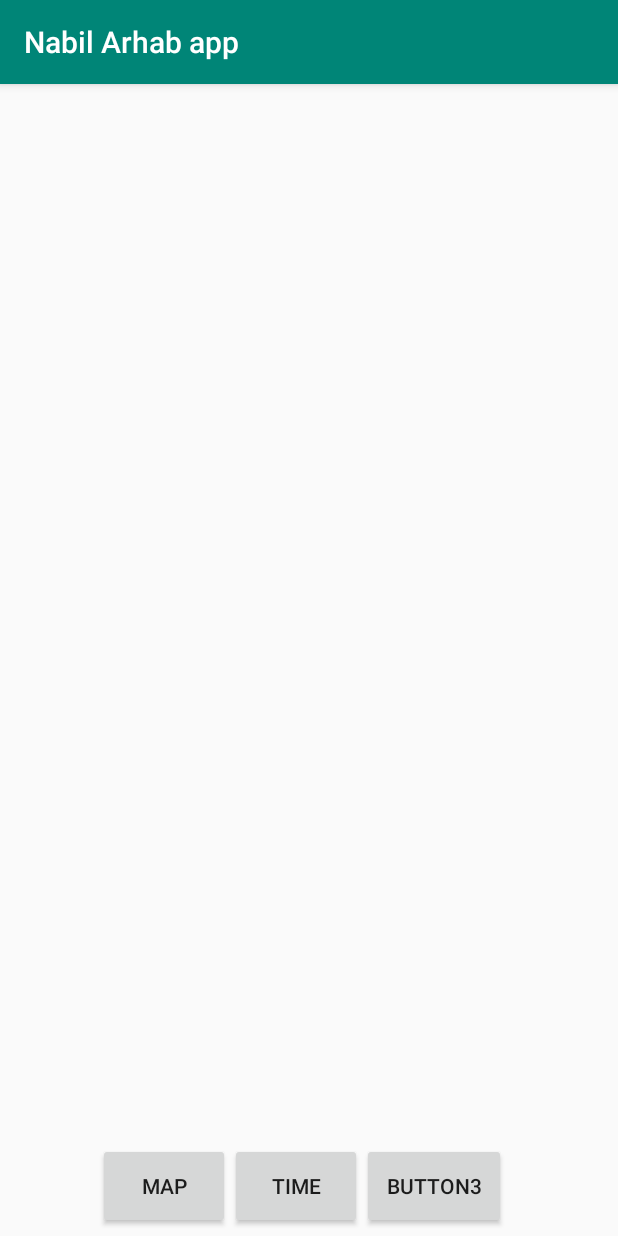
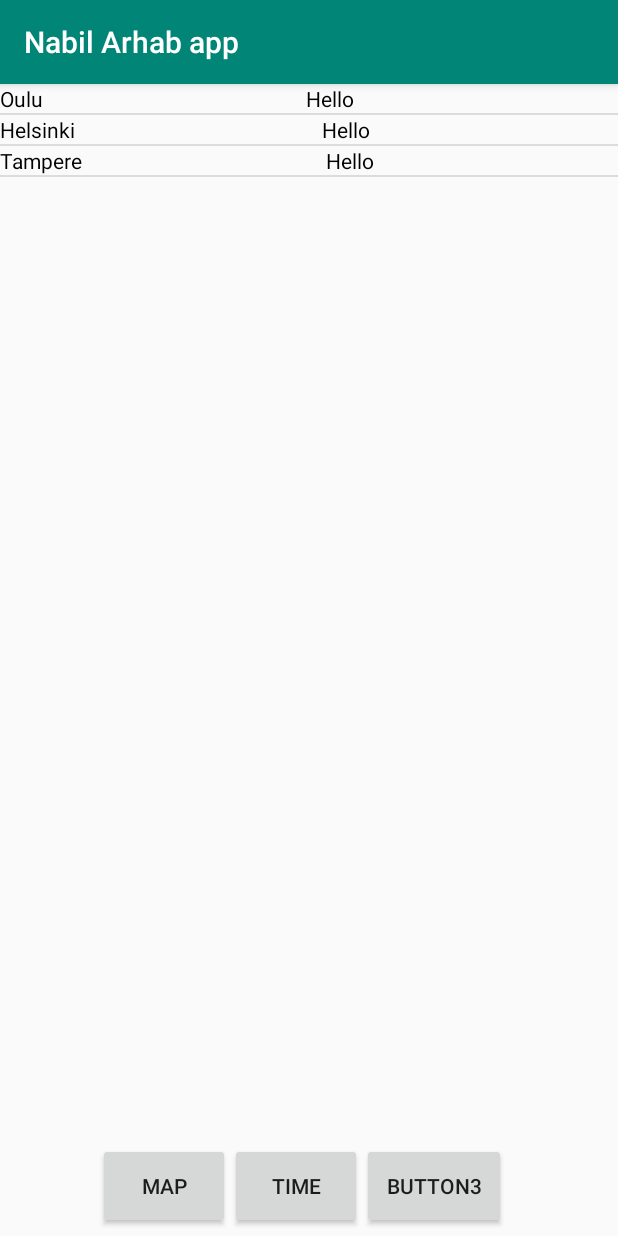
Before and after one commit to Bylka93/Mobile-Computing-Course-Repo, an Android app: the screen it shows after launch (MainActivity), on a phone screen of 412 x 824 dp. Run offline under Robolectric (Android 15) with nearby library versions, the phone set to English and light mode, and no system bars.

Commit message:
ADD adapter, ans SET UP Database classes using Room

```diff
--- a/app/build.gradle
+++ b/app/build.gradle
@@ -30,6 +30,8 @@ dependencies {
     androidTestImplementation 'androidx.test.espresso:espresso-core:3.2.0'
     implementation "androidx.core:core-ktx:+"
     implementation "org.jetbrains.kotlin:kotlin-stdlib-jdk7:$kotlin_version"
+    implementation 'androidx.room:room-runtime:2.2.3'
+    annotationProcessor 'androidx.room:room-compiler:2.2.3'
 }
 repositories {
     mavenCentral()
--- a/app/src/main/java/com/oulu/nabilarhabapp/MainActivity.kt
+++ b/app/src/main/java/com/oulu/nabilarhabapp/MainActivity.kt
@@ -6,6 +6,7 @@ import androidx.appcompat.app.AppCompatActivity
 import android.os.Bundle
 import android.widget.Button
 import android.widget.Toast
+import kotlinx.android.synthetic.main.activity_main.*
 
 class MainActivity : AppCompatActivity() {
 
@@ -26,5 +27,9 @@ class MainActivity : AppCompatActivity() {
         button3.setOnClickListener {
             Toast.makeText(this, "Button 3 clicked", Toast.LENGTH_SHORT).show()
         }
+        val data= arrayOf("Oulu", "Helsinki", "Tampere")
+        val reminderAdapter=ReminderAdapter(applicationContext, data)
+        list.adapter=reminderAdapter
+
     }
 }
--- a/app/src/main/java/com/oulu/nabilarhabapp/ReminderAdapter.kt
+++ b/app/src/main/java/com/oulu/nabilarhabapp/ReminderAdapter.kt
@@ -1,4 +1,31 @@
 package com.oulu.nabilarhabapp
 
-class ReminderAdapter {
+import android.content.Context
+import android.view.LayoutInflater
+import android.view.View
+import android.view.ViewGroup
+import android.widget.BaseAdapter
+import kotlinx.android.synthetic.main.list_view_item.view.*
+
+class ReminderAdapter(contex:Context,private  val list: Array<String>): BaseAdapter() {
+    private val inflater: LayoutInflater =contex.getSystemService(Context.LAYOUT_INFLATER_SERVICE)
+            as LayoutInflater
+    override fun getView(position: Int, convertView: View?, parent: ViewGroup?): View {
+        val row=inflater.inflate(R.layout.list_view_item, parent, false)
+        row.ItemMessage.text=list[position]
+        row.ItemTrigger.text="Hello"
+        return  row
+    }
+
+    override fun getItem(position: Int): Any {
+        return list[position]
+    }
+
+    override fun getItemId(position: Int): Long {
+        return position.toLong()
+    }
+
+    override fun getCount(): Int {
+        return list.size
+    }
 }
--- a/app/src/main/res/layout/list_view_item.xml
+++ b/app/src/main/res/layout/list_view_item.xml
@@ -4,16 +4,18 @@
     android:layout_height="match_parent">
 
     <TextView
-        android:id="@+id/textView"
+        android:id="@+id/ItemMessage"
         android:layout_width="wrap_content"
         android:layout_height="wrap_content"
         android:layout_weight="1"
-        android:text="Reminer time" />
+        android:textColor="#000000"
+        android:text="Reminder text" />
 
     <TextView
-        android:id="@+id/textView4"
+        android:id="@+id/ItemTrigger"
         android:layout_width="wrap_content"
         android:layout_height="wrap_content"
         android:layout_weight="1"
+        android:textColor="#000000"
         android:text="Trigger time" />
 </LinearLayout>
```
Also changed, not shown: app/src/main/java/com/oulu/nabilarhabapp/AppDatabase.kt (added, +10 -0 lines), app/src/main/java/com/oulu/nabilarhabapp/TableReminder.kt (added, +19 -0 lines).
